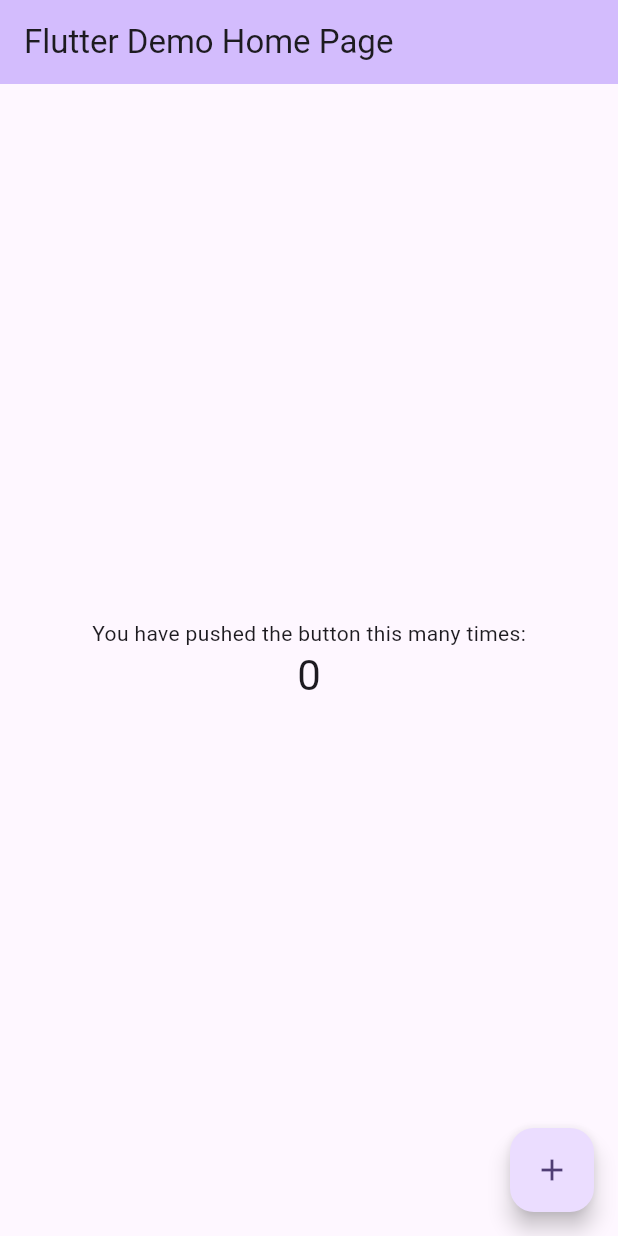
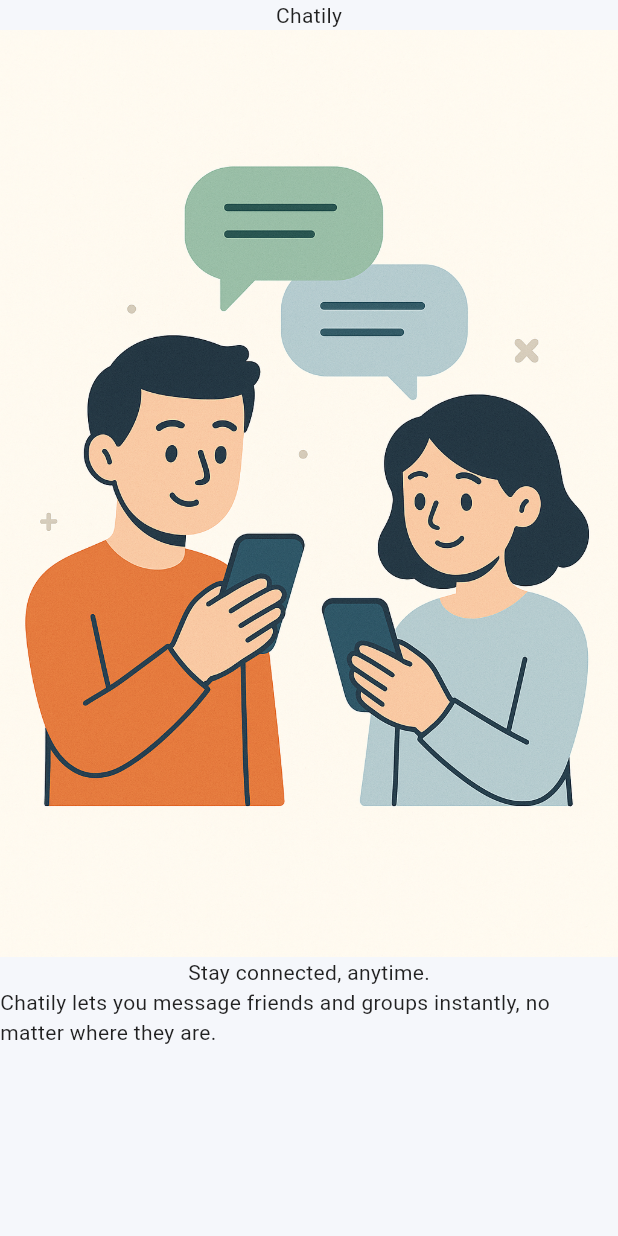
Before and after one commit to taha8272/Chatily, a Flutter app: the screen it shows after launch, on a phone screen of 412 x 824 dp. Run offline on Flutter 3.47's test engine with Material 3 defaults, Android fonts, the phone set to English and light mode, and no system bars.

Commit message:
Onboarding Screen 1

```diff
--- a/lib/main.dart
+++ b/lib/main.dart
@@ -1,3 +1,4 @@
+import 'package:chatily/screens/onboarding_1.dart';
 import 'package:flutter/material.dart';
 
 void main() {
@@ -7,116 +8,71 @@ void main() {
 class MyApp extends StatelessWidget {
   const MyApp({super.key});
 
-  // This widget is the root of your application.
   @override
   Widget build(BuildContext context) {
     return MaterialApp(
-      title: 'Flutter Demo',
       theme: ThemeData(
-        // This is the theme of your application.
-        //
-        // TRY THIS: Try running your application with "flutter run". You'll see
-        // the application has a purple toolbar. Then, without quitting the app,
-        // try changing the seedColor in the colorScheme below to Colors.green
-        // and then invoke "hot reload" (save your changes or press the "hot
-        // reload" button in a Flutter-supported IDE, or press "r" if you used
-        // the command line to start the app).
-        //
-        // Notice that the counter didn't reset back to zero; the application
-        // state is not lost during the reload. To reset the state, use hot
-        // restart instead.
-        //
-        // This works for code too, not just values: Most code changes can be
-        // tested with just a hot reload.
-        colorScheme: ColorScheme.fromSeed(seedColor: Colors.deepPurple),
+        colorScheme: ColorScheme(
+          brightness: Brightness.light,
+          primary: Colors.blueAccent,
+          onPrimary: Colors.white,
+          secondary: Colors.teal,
+          onSecondary: Colors.white,
+
+          surface: Colors.white,
+          onSurface: Colors.black87,
+          error: Colors.redAccent,
+          onError: Colors.white,
+        ),
+        scaffoldBackgroundColor: Color(0xFFF5F7FB),
+        appBarTheme: AppBarTheme(
+          backgroundColor: Colors.blueAccent,
+          foregroundColor: Colors.white,
+        ),
+        floatingActionButtonTheme: FloatingActionButtonThemeData(
+          backgroundColor: Colors.teal,
+        ),
+        inputDecorationTheme: InputDecorationTheme(
+          filled: true,
+          fillColor: Colors.white,
+          border: OutlineInputBorder(
+            borderRadius: BorderRadius.circular(24),
+            borderSide: BorderSide.none,
+          ),
+        ),
       ),
-      home: const MyHomePage(title: 'Flutter Demo Home Page'),
+      darkTheme: ThemeData(
+        colorScheme: ColorScheme(
+          brightness: Brightness.dark,
+          primary: Colors.blueGrey[900]!,
+          onPrimary: Colors.white,
+          secondary: Colors.tealAccent[200]!,
+          onSecondary: Colors.black,
+
+          surface: Color(0xFF23272F),
+          onSurface: Colors.white,
+          error: Colors.red[400]!,
+          onError: Colors.black,
+        ),
+        scaffoldBackgroundColor: Color(0xFF181A20),
+        appBarTheme: AppBarTheme(
+          backgroundColor: Colors.blueGrey[900],
+          foregroundColor: Colors.white,
+        ),
+        floatingActionButtonTheme: FloatingActionButtonThemeData(
+          backgroundColor: Colors.tealAccent[200],
+        ),
+        inputDecorationTheme: InputDecorationTheme(
+          filled: true,
+          fillColor: Color(0xFF23272F),
+          border: OutlineInputBorder(
+            borderRadius: BorderRadius.circular(24),
+            borderSide: BorderSide.none,
+          ),
+        ),
+      ),
+      themeMode: ThemeMode.system, // Uses system setting (light/dark)
+      home: OnboardingScreen1(),
     );
   }
 }
-
-class MyHomePage extends StatefulWidget {
-  const MyHomePage({super.key, required this.title});
-
-  // This widget is the home page of your application. It is stateful, meaning
-  // that it has a State object (defined below) that contains fields that affect
-  // how it looks.
-
-  // This class is the configuration for the state. It holds the values (in this
-  // case the title) provided by the parent (in this case the App widget) and
-  // used by the build method of the State. Fields in a Widget subclass are
-  // always marked "final".
-
-  final String title;
-
-  @override
-  State<MyHomePage> createState() => _MyHomePageState();
-}
-
-class _MyHomePageState extends State<MyHomePage> {
-  int _counter = 0;
-
-  void _incrementCounter() {
-    setState(() {
-      // This call to setState tells the Flutter framework that something has
-      // changed in this State, which causes it to rerun the build method below
-      // so that the display can reflect the updated values. If we changed
-      // _counter without calling setState(), then the build method would not be
-      // called again, and so nothing would appear to happen.
-      _counter++;
-    });
-  }
-
-  @override
-  Widget build(BuildContext context) {
-    // This method is rerun every time setState is called, for instance as done
-    // by the _incrementCounter method above.
-    //
-    // The Flutter framework has been optimized to make rerunning build methods
-    // fast, so that you can just rebuild anything that needs updating rather
-    // than having to individually change instances of widgets.
-    return Scaffold(
-      appBar: AppBar(
-        // TRY THIS: Try changing the color here to a specific color (to
-        // Colors.amber, perhaps?) and trigger a hot reload to see the AppBar
-        // change color while the other colors stay the same.
-        backgroundColor: Theme.of(context).colorScheme.inversePrimary,
-        // Here we take the value from the MyHomePage object that was created by
-        // the App.build method, and use it to set our appbar title.
-        title: Text(widget.title),
-      ),
-      body: Center(
-        // Center is a layout widget. It takes a single child and positions it
-        // in the middle of the parent.
-        child: Column(
-          // Column is also a layout widget. It takes a list of children and
-          // arranges them vertically. By default, it sizes itself to fit its
-          // children horizontally, and tries to be as tall as its parent.
-          //
-          // Column has various properties to control how it sizes itself and
-          // how it positions its children. Here we use mainAxisAlignment to
-          // center the children vertically; the main axis here is the vertical
-          // axis because Columns are vertical (the cross axis would be
-          // horizontal).
-          //
-          // TRY THIS: Invoke "debug painting" (choose the "Toggle Debug Paint"
-          // action in the IDE, or press "p" in the console), to see the
-          // wireframe for each widget.
-          mainAxisAlignment: MainAxisAlignment.center,
-          children: <Widget>[
-            const Text('You have pushed the button this many times:'),
-            Text(
-              '$_counter',
-              style: Theme.of(context).textTheme.headlineMedium,
-            ),
-          ],
-        ),
-      ),
-      floatingActionButton: FloatingActionButton(
-        onPressed: _incrementCounter,
-        tooltip: 'Increment',
-        child: const Icon(Icons.add),
-      ), // This trailing comma makes auto-formatting nicer for build methods.
-    );
-  }
-}
--- a/lib/screens/onboarding_1.dart
+++ b/lib/screens/onboarding_1.dart
@@ -0,0 +1,24 @@
+import 'package:flutter/material.dart';
+
+class OnboardingScreen1 extends StatelessWidget {
+  const OnboardingScreen1({super.key});
+
+  @override
+  Widget build(BuildContext context) {
+    return Scaffold(
+      backgroundColor: Theme.of(context).scaffoldBackgroundColor,
+      body: Center(
+        child: Column(
+          children: [
+            Text('Chatily'),
+            Image.asset('assets/images/conversation.png'),
+            Text('Stay connected, anytime.'),
+            Text(
+              'Chatily lets you message friends and groups instantly, no matter where they are.',
+            ),
+          ],
+        ),
+      ),
+    );
+  }
+}
--- a/pubspec.yaml
+++ b/pubspec.yaml
@@ -58,7 +58,10 @@ flutter:
   uses-material-design: true
 
   # To add assets to your application, add an assets section, like this:
-  # assets:
+  assets:
+    - assets/images/conversation.png
+    - assets/images/chat_bubble.png
+    - assets/images/shield.png
   #   - images/a_dot_burr.jpeg
   #   - images/a_dot_ham.jpeg
 
```
Also changed, not shown: assets/images/chat_bubble.png (added), assets/images/shield.png (added).
